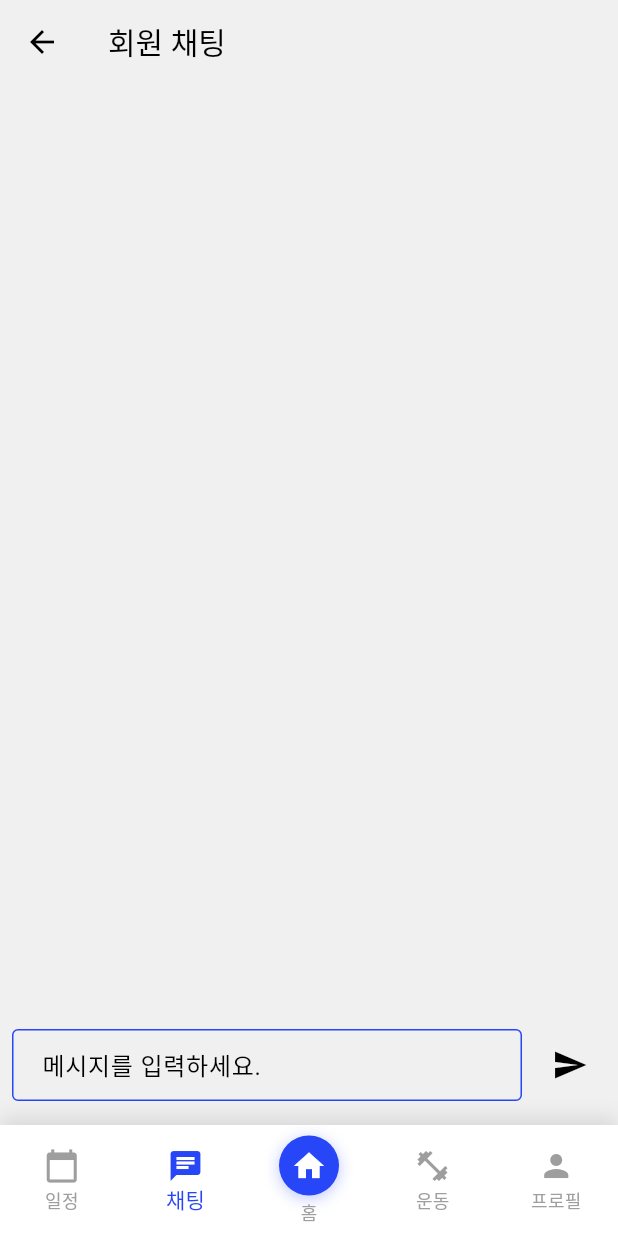
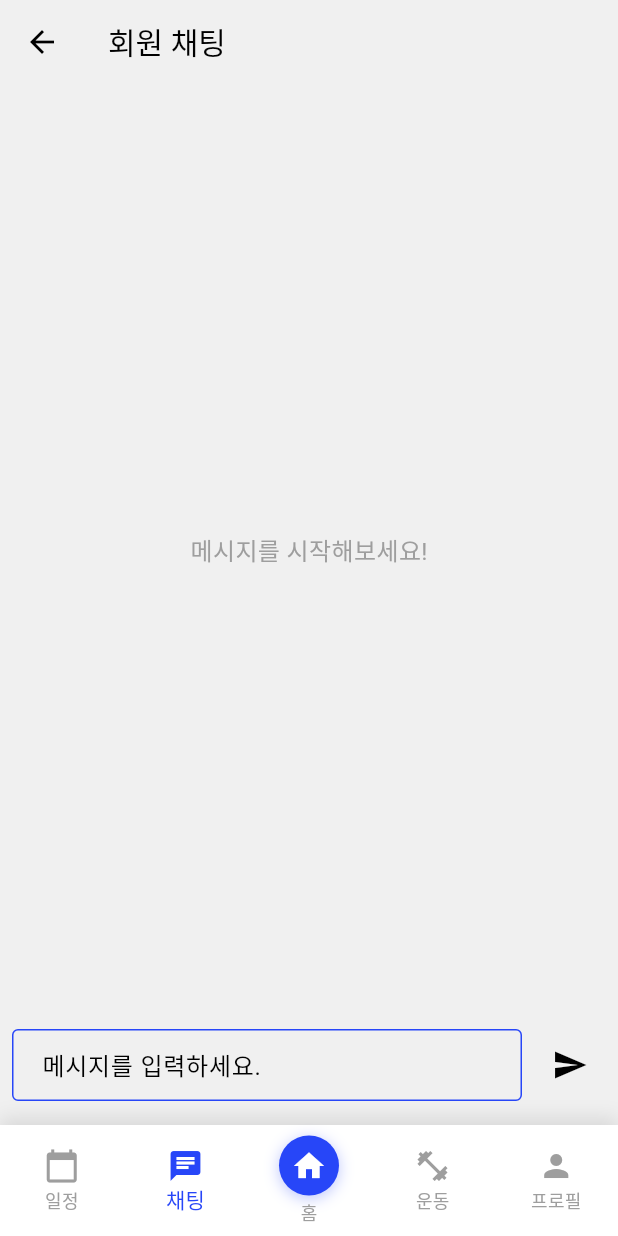
Before and after one commit to GN-AI-3/final_project_fe, a Flutter app: the MemberChatScreen screen opened directly, on a phone screen of 412 x 824 dp. Run offline on Flutter 3.47's test engine with Material 3 defaults, Android fonts, the phone set to English and light mode, and no system bars; our stand-ins replace firebase_core, firebase_messaging, fl_chart, flutter_dotenv, flutter_local_notifications, shared_preferences and 1 more; missing offline and left inert: syncfusion_localizations; accounts and stored records are empty.

Commit message:
Fix: 바텀 네비게이션 바 라우팅 관련 오류 수정

```diff
--- a/lib/member/screens/member_chat_screen.dart
+++ b/lib/member/screens/member_chat_screen.dart
@@ -9,7 +9,7 @@ import 'package:shared_preferences/shared_preferences.dart';
 import '../../models/chat_message.dart';
 import '../services/member_chat_service.dart';
 import '../../widgets/chat_input_field.dart';
-import '../../widgets/chat_message_bubble.dart';
+import '../../widgets/chat_message_group.dart';
 import '../../widgets/common_bottom_navigation_bar.dart';
 import '../screens/member_calendar_screen.dart';
 import '../screens/member_profile_screen.dart';
@@ -195,6 +195,57 @@ class MemberChatScreenState extends State<MemberChatScreen> {
     }
   }
 
+  Widget _buildMessageList() {
+    if (_messages.isEmpty) {
+      return const Center(
+        child: Text(
+          '메시지를 시작해보세요!',
+          style: TextStyle(
+            color: Colors.grey,
+            fontSize: 16,
+          ),
+        ),
+      );
+    }
+
+    // 메시지 그룹화
+    final groupedMessages = <List<ChatMessage>>[];
+    List<ChatMessage> currentGroup = [];
+    String? currentRole;
+
+    for (final message in _messages) {
+      if (currentRole == null) {
+        currentRole = message.role;
+        currentGroup = [message];
+      } else if (message.role == currentRole) {
+        currentGroup.add(message);
+      } else {
+        if (currentGroup.isNotEmpty) {
+          groupedMessages.add(List.from(currentGroup));
+        }
+        currentRole = message.role;
+        currentGroup = [message];
+      }
+    }
+    if (currentGroup.isNotEmpty) {
+      groupedMessages.add(currentGroup);
+    }
+
+    return ListView.builder(
+      reverse: true,
+      padding: const EdgeInsets.all(16),
+      itemCount: groupedMessages.length,
+      itemBuilder: (context, index) {
+        final messages = groupedMessages[groupedMessages.length - 1 - index];
+        return ChatMessageGroup(
+          messages: messages,
+          isTrainer: false,
+          role: MemberChatConstants.userRole,
+        );
+      },
+    );
+  }
+
   @override
   Widget build(BuildContext context) {
     return Scaffold(
@@ -209,16 +260,7 @@ class MemberChatScreenState extends State<MemberChatScreen> {
           child: Column(
             children: [
               Expanded(
-                child: ListView.builder(
-                  itemCount: _messages.length,
-                  padding: const EdgeInsets.all(MemberChatConstants.messagePadding),
-                  reverse: true,
-                  itemBuilder: (context, index) {
-                    return ChatMessageBubble(
-                      message: _messages[_messages.length - 1 - index],
-                    );
-                  },
-                ),
+                child: _buildMessageList(),
               ),
               Padding(
                 padding: const EdgeInsets.only(bottom: 8.0),
@@ -238,29 +280,27 @@ class MemberChatScreenState extends State<MemberChatScreen> {
         onTap: (index) {
           switch (index) {
             case 0:
-              Navigator.push(
-                context,
-                MaterialPageRoute(builder: (context) => const MemberCalendarScreen()),
-              );
+              _navigateToScreen(const MemberCalendarScreen());
               break;
             case 1:
               // 현재 화면이므로 아무것도 하지 않음
               break;
             case 2:
-              Navigator.push(
-                context,
-                MaterialPageRoute(builder: (context) => const HomeScreen()),
-              );
+              _navigateToScreen(const HomeScreen());
               break;
             case 3:
-              Navigator.push(
-                context,
-                MaterialPageRoute(builder: (context) => const MemberProfileScreen()),
-              );
+              _navigateToScreen(const MemberProfileScreen());
               break;
           }
         },
       ),
+    );
+  }
+
+  void _navigateToScreen(Widget screen) {
+    Navigator.push(
+      context,
+      MaterialPageRoute(builder: (context) => screen),
     );
   }
 
--- a/lib/member/services/member_chat_service.dart
+++ b/lib/member/services/member_chat_service.dart
@@ -35,7 +35,7 @@ class MemberChatService {
         if (token != null) {
           try {
             final response = await http.get(
-              Uri.parse('${baseUrl}/api/member/me'),
+              Uri.parse('$baseUrl/api/member/me'),
               headers: {
                 'Authorization': 'Bearer $token',
                 'Accept': 'application/json',
--- a/lib/trainer/screens/calendar_screen.dart
+++ b/lib/trainer/screens/calendar_screen.dart
@@ -1,5 +1,6 @@
 import 'package:flutter/foundation.dart';
 import 'package:flutter/material.dart';
+import 'package:gymggun/trainer/screens/trainer_profile_screen.dart';
 import 'package:syncfusion_flutter_calendar/calendar.dart';
 
 import '../../models/meeting.dart';
@@ -12,7 +13,6 @@ import '../screens/pt_log_screen.dart';
 import '../screens/training_report_screen.dart';
 import '../screens/pt_contract_screen.dart';
 import '../screens/trainer_chat_screen.dart';
-import '../../member/screens/member_profile_screen.dart';
 import '../../screens/home_screen.dart';
 import '../services/pt_contract_service.dart';
 import '../services/pt_logs_service.dart';
@@ -1208,7 +1208,7 @@ class _CalendarScreenState extends State<CalendarScreen> {
             case 4:
               Navigator.push(
                 context,
-                MaterialPageRoute(builder: (context) => const MemberProfileScreen()),
+                MaterialPageRoute(builder: (context) => const TrainerProfileScreen()),
               );
               break;
           }
--- a/lib/trainer/screens/pt_contract_screen.dart
+++ b/lib/trainer/screens/pt_contract_screen.dart
@@ -2,6 +2,7 @@
 
 import 'package:flutter/foundation.dart';
 import 'package:flutter/material.dart';
+import 'package:gymggun/trainer/screens/trainer_profile_screen.dart';
 import 'package:url_launcher/url_launcher.dart';
 
 import '../../models/pt_contract.dart';
@@ -13,7 +14,6 @@ import '../../widgets/common_bottom_navigation_bar.dart';
 import '../services/pt_contract_service.dart';
 import '../screens/calendar_screen.dart';
 import '../screens/trainer_chat_screen.dart';
-import '../../member/screens/member_profile_screen.dart';
 import '../../screens/home_screen.dart';
 
 class PtContractScreen extends StatefulWidget {
@@ -631,7 +631,7 @@ class PtContractScreenState extends State<PtContractScreen> {
             case 4:
               Navigator.push(
                 context,
-                MaterialPageRoute(builder: (context) => const MemberProfileScreen()),
+                MaterialPageRoute(builder: (context) => const TrainerProfileScreen()),
               );
               break;
           }
--- a/lib/trainer/screens/trainer_chat_screen.dart
+++ b/lib/trainer/screens/trainer_chat_screen.dart
@@ -4,6 +4,7 @@ import 'dart:convert';
 
 import 'package:flutter/foundation.dart';
 import 'package:flutter/material.dart';
+import 'package:gymggun/trainer/screens/trainer_profile_screen.dart';
 import 'package:shared_preferences/shared_preferences.dart';
 
 import '../../models/chat_message.dart';
@@ -12,7 +13,6 @@ import '../../widgets/chat_input_field.dart';
 import '../../widgets/common_bottom_navigation_bar.dart';
 import '../screens/calendar_screen.dart';
 import '../screens/pt_contract_screen.dart';
-import '../../member/screens/member_profile_screen.dart';
 import '../../screens/home_screen.dart';
 import '../../widgets/chat_message_group.dart';
 
@@ -253,7 +253,7 @@ class TrainerChatScreenState extends State<TrainerChatScreen> {
             case 4:
               Navigator.push(
                 context,
-                MaterialPageRoute(builder: (context) => const MemberProfileScreen()),
+                MaterialPageRoute(builder: (context) => const TrainerProfileScreen()),
               );
               break;
           }
--- a/lib/widgets/chat_message_bubble.dart
+++ b/lib/widgets/chat_message_bubble.dart
@@ -19,7 +19,7 @@ class _ChatMessageBubbleState extends State<ChatMessageBubble> {
   final bool _showCopiedToast = false;
 
   bool _isUrl(String text) {
-    final urlPattern = RegExp(r'https?:\/\/[^\s)]+', caseSensitive: false);
+    final urlPattern = RegExp(r'https?://[^\s)]+', caseSensitive: false);
     return urlPattern.hasMatch(text);
   }
 
@@ -45,7 +45,7 @@ class _ChatMessageBubbleState extends State<ChatMessageBubble> {
       return Text(content, style: baseStyle);
     }
 
-    final urlPattern = RegExp(r'https?:\/\/[^\s)]+', caseSensitive: false);
+    final urlPattern = RegExp(r'https?://[^\s)]+', caseSensitive: false);
     final matches = urlPattern.allMatches(content);
 
     final spans = <TextSpan>[];
--- a/lib/widgets/chat_message_group.dart
+++ b/lib/widgets/chat_message_group.dart
@@ -1,3 +1,5 @@
+// ignore_for_file: deprecated_member_use
+
 import 'package:flutter/material.dart';
 import 'package:intl/intl.dart';
 import '../models/chat_message.dart';
```
Also changed, not shown: lib/trainer/screens/trainer_profile_screen.dart (+20 -0 lines).
